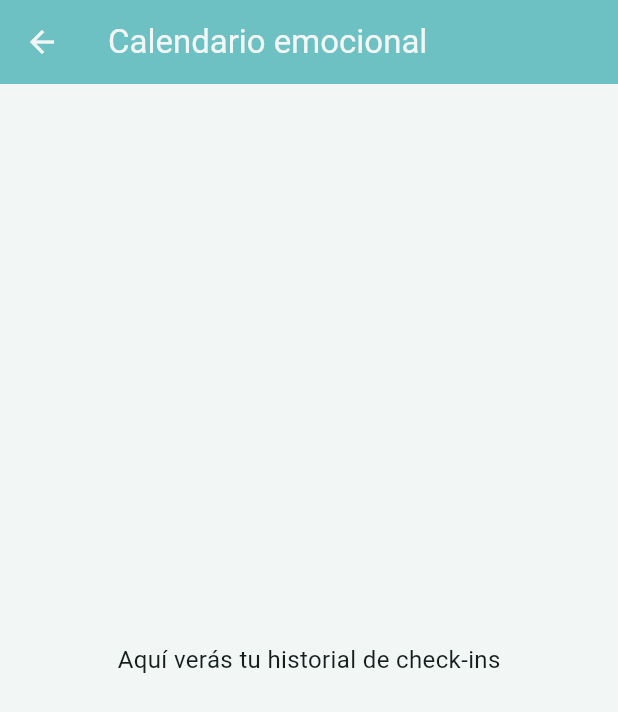
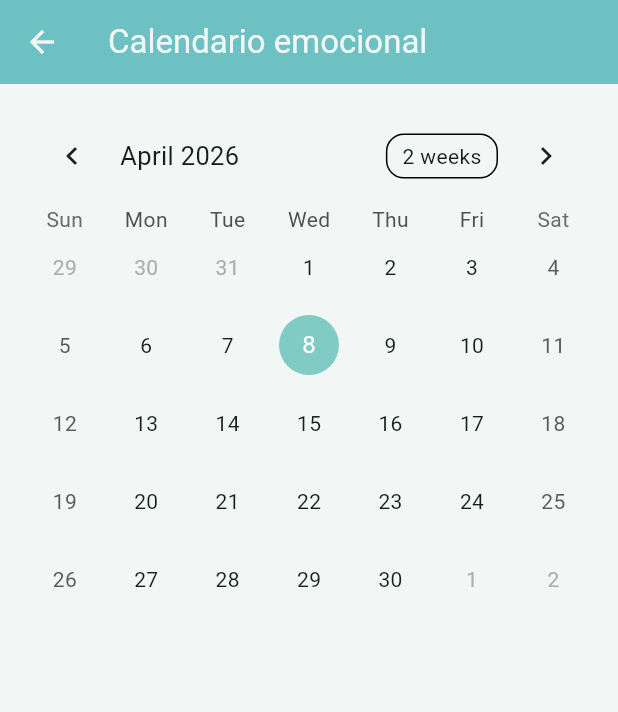
Before and after one commit to Aledgez05/AIYORI, a Flutter app: the HomeScreen screen opened directly, after a tap on "Medicacion", on a phone screen of 412 x 824 dp. Shown: the top 712 px of the screen. Run offline on Flutter 3.47's test engine with Material 3 defaults, Android fonts, the phone set to English and light mode, and no system bars; drawn by our look-alikes of table_calendar; our stand-ins replace cloud_firestore, firebase_analytics, firebase_auth, firebase_core, firebase_storage; accounts and stored records are empty.

Commit message:
hola nuevas cosas :)

```diff
--- a/aiyori/lib/features/home/presentation/screens/calendar_screen.dart
+++ b/aiyori/lib/features/home/presentation/screens/calendar_screen.dart
@@ -1,7 +1,23 @@
 import 'package:flutter/material.dart';
+import 'package:table_calendar/table_calendar.dart';
+import '../../../../core/theme/app_colors.dart';
 
-class CalendarScreen extends StatelessWidget {
+class CalendarScreen extends StatefulWidget {
   const CalendarScreen({super.key});
+
+  @override
+  State<CalendarScreen> createState() => _CalendarScreenState();
+}
+
+class _CalendarScreenState extends State<CalendarScreen> {
+  DateTime focusedDay = DateTime.now();
+  DateTime? selectedDay;
+
+  /// Mock de datos (luego lo conectamos a Firebase!!!!!!!!!!!!!!)
+  final Map<DateTime, String> moodData = {
+    DateTime.utc(2026, 4, 5): 'Bien',
+    DateTime.utc(2026, 4, 6): 'Mal',
+  };
 
   @override
   Widget build(BuildContext context) {
@@ -9,12 +25,62 @@ class CalendarScreen extends StatelessWidget {
       appBar: AppBar(
         title: const Text('Calendario emocional'),
       ),
-      body: const Center(
-        child: Text(
-          'Aquí verás tu historial de check-ins',
-          style: TextStyle(fontSize: 16),
+      body: Padding(
+        padding: const EdgeInsets.all(16),
+        child: Column(
+          children: [
+            TableCalendar(
+              firstDay: DateTime.utc(2020, 1, 1),
+              lastDay: DateTime.utc(2030, 12, 31),
+              focusedDay: focusedDay,
+              selectedDayPredicate: (day) {
+                return isSameDay(selectedDay, day);
+              },
+              onDaySelected: (selected, focused) {
+                setState(() {
+                  selectedDay = selected;
+                  focusedDay = focused;
+                });
+              },
+
+              calendarStyle: CalendarStyle(
+                todayDecoration: BoxDecoration(
+                  color: AppColors.accentSoft,
+                  shape: BoxShape.circle,
+                ),
+                selectedDecoration: BoxDecoration(
+                  color: AppColors.primary,
+                  shape: BoxShape.circle,
+                ),
+              ),
+            ),
+
+            const SizedBox(height: 20),
+
+            if (selectedDay != null)
+              _moodInfo(selectedDay!)
+          ],
         ),
       ),
     );
   }
+
+  Widget _moodInfo(DateTime day) {
+    final mood = moodData[DateTime.utc(day.year, day.month, day.day)];
+
+    return Container(
+      width: double.infinity,
+      padding: const EdgeInsets.all(16),
+      decoration: BoxDecoration(
+        color: AppColors.card,
+        borderRadius: BorderRadius.circular(12),
+        border: Border.all(color: AppColors.divider),
+      ),
+      child: Text(
+        mood != null
+            ? 'Estado ese día: $mood'
+            : 'No hay registro para este día',
+      ),
+    );
+  }
 }
--- a/aiyori/lib/features/home/presentation/screens/home_screen.dart
+++ b/aiyori/lib/features/home/presentation/screens/home_screen.dart
@@ -77,7 +77,7 @@ class HomeScreen extends StatelessWidget {
                 style: TextStyle(
                   fontWeight: FontWeight.w700,
                   fontSize: 15,
-                  color: AppColors.textPrimary,
+                  color: AppColors.textSecondary,
                 ),
               ),
               Text(
@@ -179,30 +179,6 @@ class HomeScreen extends StatelessWidget {
                  _featureCard(
                   icon: Icons.calendar_today,
                   label: 'Medicacion',
-                  onTap: () {
-                    Navigator.push(
-                      context,
-                      MaterialPageRoute(
-                        builder: (_) => const CalendarScreen(),
-                        ),
-                         );
-                          },
-                          ),
-                 _featureCard(
-                  icon: Icons.calendar_today,
-                  label: 'Predicciones',
-                  onTap: () {
-                    Navigator.push(
-                      context,
-                      MaterialPageRoute(
-                        builder: (_) => const CalendarScreen(),
-                        ),
-                         );
-                          },
-                          ),
-                 _featureCard(
-                  icon: Icons.calendar_today,
-                  label: 'Historial',
                   onTap: () {
                     Navigator.push(
                       context,
@@ -397,7 +373,7 @@ class HomeScreen extends StatelessWidget {
         style: TextStyle(
           fontSize: 11,
           fontWeight: FontWeight.w600,
-          color: AppColors.primary,
+          color: AppColors.textPrimary,
         ),
       ),
     );
@@ -433,7 +409,14 @@ class HomeScreen extends StatelessWidget {
         children: [
           Icon(icon, size: 18, color: AppColors.primary),
           const SizedBox(height: 8),
-          Text(label),
+          Text(
+            label,
+            style: TextStyle(
+              color: AppColors.textPrimary,
+              fontWeight: FontWeight.w500,
+              fontSize: 13,
+            ),
+          ),
         ],
       ),
     ),
@@ -448,7 +431,7 @@ class HomeScreen extends StatelessWidget {
           Icon(Icons.circle, size: 10, color: AppColors.primary),
           const SizedBox(height: 6),
           Text(t, style: TextStyle(color: AppColors.textPrimary)),
-          Text(d, style: TextStyle(color: AppColors.textSecondary)),
+          Text(d, style: TextStyle(color: AppColors.textPrimary)),
         ],
       ),
     );
--- a/aiyori/pubspec.yaml
+++ b/aiyori/pubspec.yaml
@@ -30,6 +30,9 @@ environment:
 dependencies:
   flutter:
     sdk: flutter
+
+
+  table_calendar: ^3.0.9
 
   # The following adds the Cupertino Icons font to your application.
   # Use with the CupertinoIcons class for iOS style icons.
```
Also changed, not shown: aiyori/pubspec.lock.
